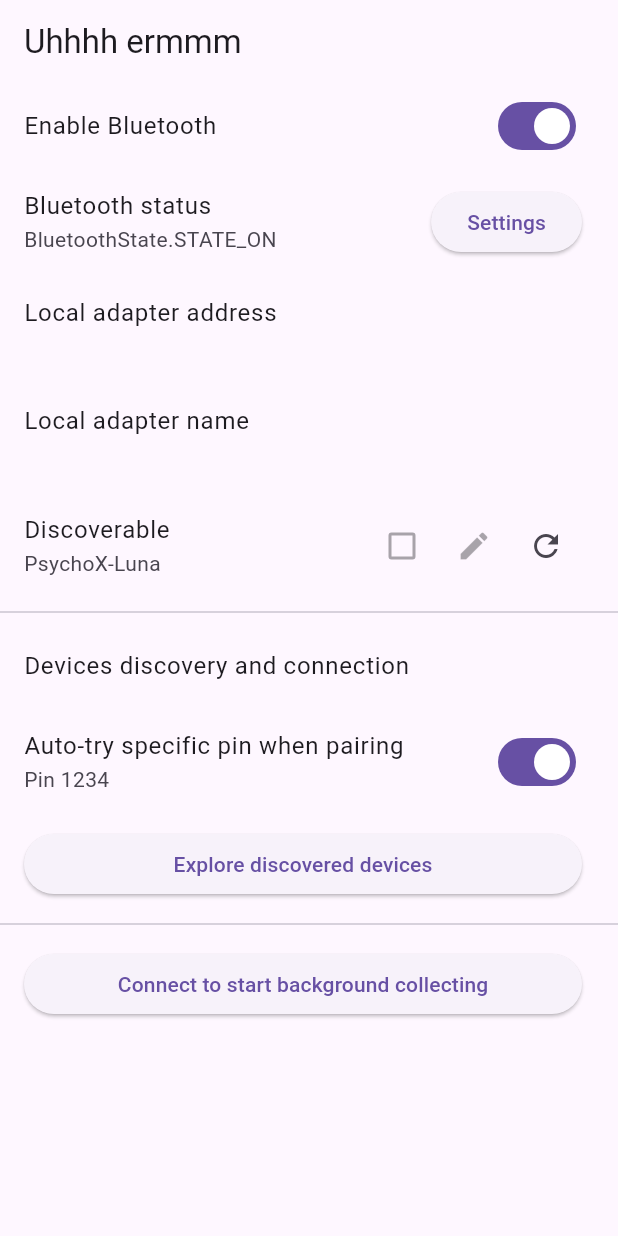
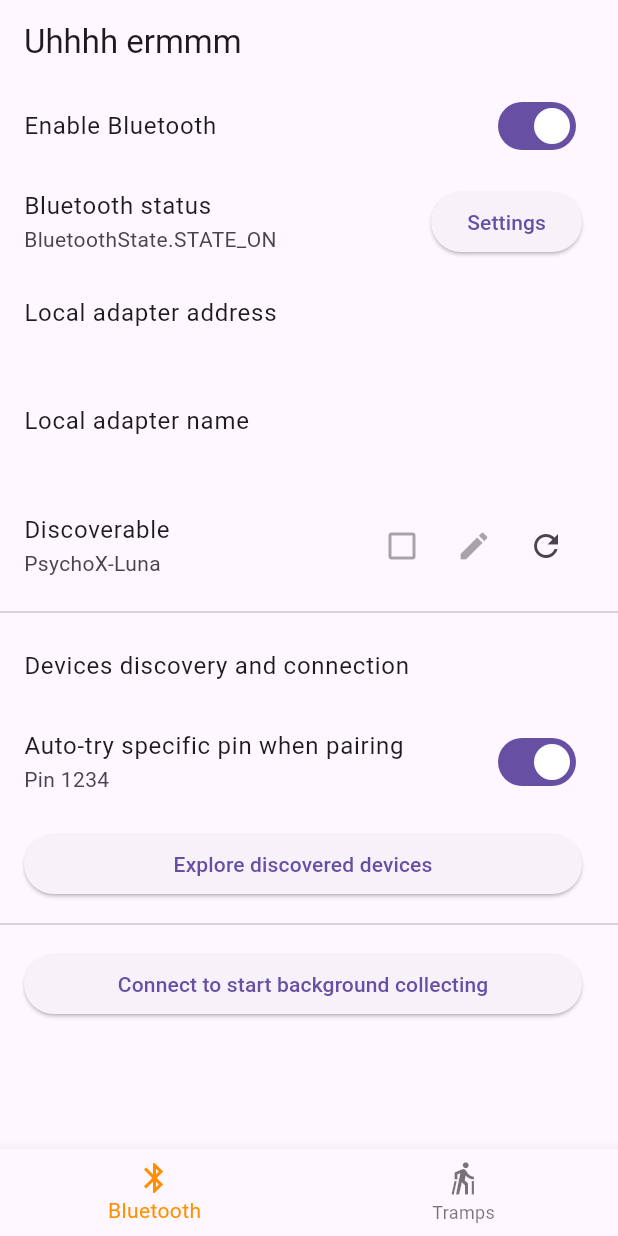
Before and after one commit to Sheep26/ScholDigi, a Flutter app: the screen it shows after launch, after a tap on "Auto-try specific pin when pairing", on a phone screen of 412 x 824 dp. Run offline on Flutter 3.47's test engine with Material 3 defaults, Android fonts, the phone set to English and light mode, and no system bars; our stand-ins replace flutter_bluetooth_serial.

Commit message:
yeah we're so cooked

```diff
--- a/app/lib/MainPage.dart
+++ b/app/lib/MainPage.dart
@@ -29,6 +29,8 @@ class _MainPage extends State<MainPage> {
   BackgroundCollectingTask? _collectingTask;
 
   bool _autoAcceptPairingRequests = false;
+
+  int _selectedIndex = 0;
 
   @override
   void initState() {
@@ -85,21 +87,25 @@ class _MainPage extends State<MainPage> {
     super.dispose();
   }
 
+  void _onItemTapped(int index) {
+    setState(() {
+      _selectedIndex = index;
+    });
+  }
+
   @override
   Widget build(BuildContext context) {
     return Scaffold(
       appBar: AppBar(
         title: const Text('Uhhhh ermmm'),
       ),
-      body: ListView(
+      body: <Widget>[ListView(
         children: <Widget>[
           SwitchListTile(
             title: const Text('Enable Bluetooth'),
             value: _bluetoothState.isEnabled,
             onChanged: (bool value) {
-              // Do the request and update with the true value then
               future() async {
-                // async lambda seems to not working
                 if (value) {
                   await FlutterBluetoothSerial.instance.requestEnable();
                 } else {
@@ -205,7 +211,7 @@ class _MainPage extends State<MainPage> {
                   return Future.value(null);
                 });
               } else {
-                FlutterBluetoothSerial.instance.setPairingRequestHandler(null);
+                FlutterBluetoothSerial.instance.setPairingRequestHandler(null); //mibah was here :3
               }
             },
           ),
@@ -264,6 +270,29 @@ class _MainPage extends State<MainPage> {
           ),
         ],
       ),
+      const Padding(
+        padding: .all(8.0),
+        child: Column(
+          children: <Widget>[
+            Card(
+              child: ListTile(
+                leading: Icon(Icons.nordic_walking),
+                title: Text('e'),
+                subtitle: Text('e'),
+              ),
+            ),
+          ],
+        ),
+      ),][_selectedIndex],
+      bottomNavigationBar: BottomNavigationBar(
+        items: const <BottomNavigationBarItem>[
+          BottomNavigationBarItem(icon: Icon(Icons.bluetooth), label: 'Bluetooth'),
+          BottomNavigationBarItem(icon: Icon(Icons.nordic_walking), label: 'Tramps'),
+        ],
+        currentIndex: _selectedIndex,
+        selectedItemColor: Colors.amber[800],
+        onTap: _onItemTapped,
+      ),
     );
   }
 
```
Also changed, not shown: 4 other files.
